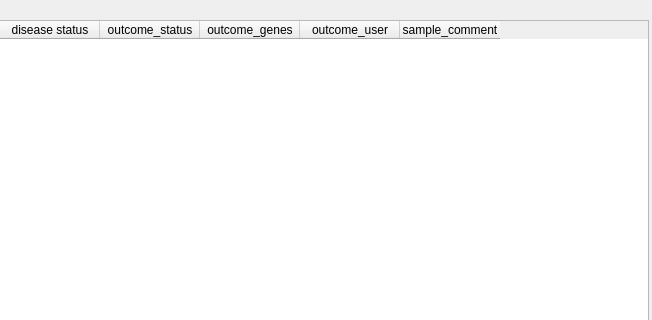
imgag/ngs-bits, file src/GSvar/VariantSampleOverviewDialog.ui: the form before one commit; both pictures show x 704 to 1356 and y 0 to 320 of the 1356 by 803 pixel window.
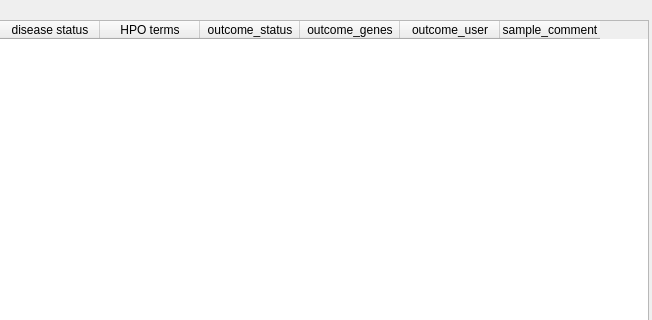
The form after the commit. Icons and pictures are not drawn.

```diff
--- a/src/GSvar/VariantSampleOverviewDialog.ui
+++ b/src/GSvar/VariantSampleOverviewDialog.ui
@@ -116,6 +116,11 @@
        <string>disease status</string>
       </property>
      </column>
+     <column>
+      <property name="text">
+       <string>HPO terms</string>
+      </property>
+     </column>
      <column>
       <property name="text">
        <string>outcome_status</string>
```
